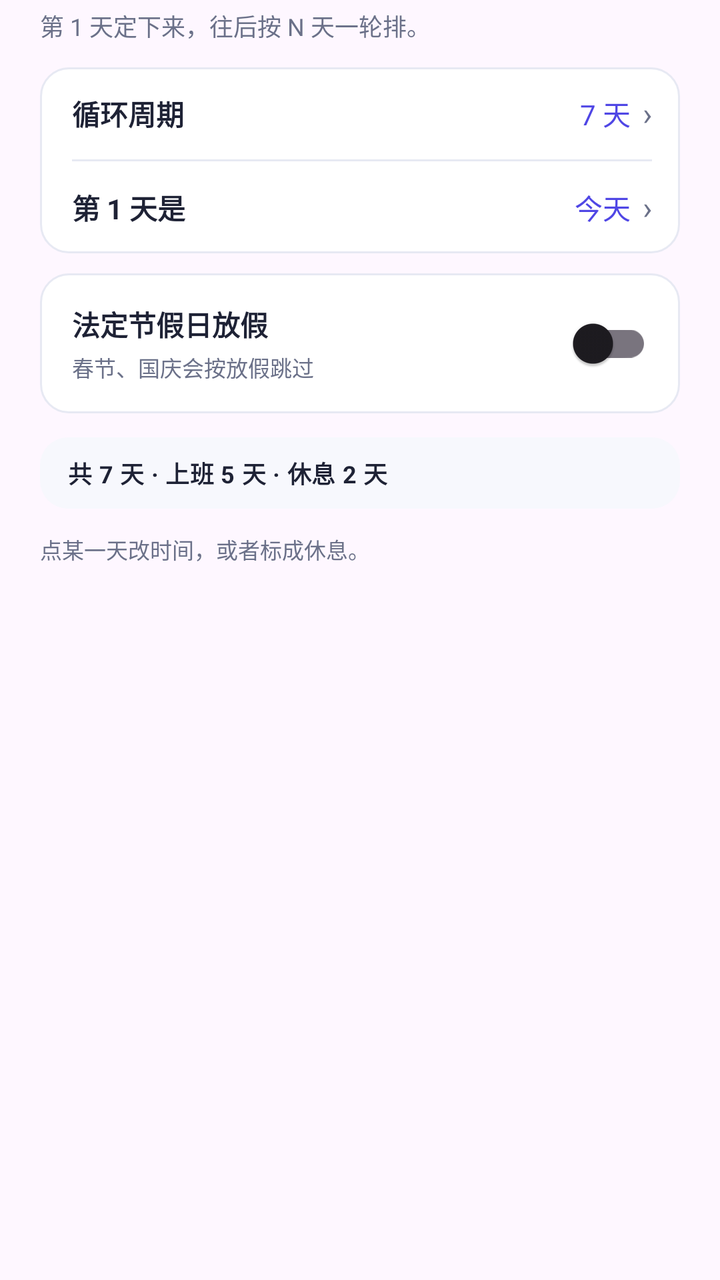
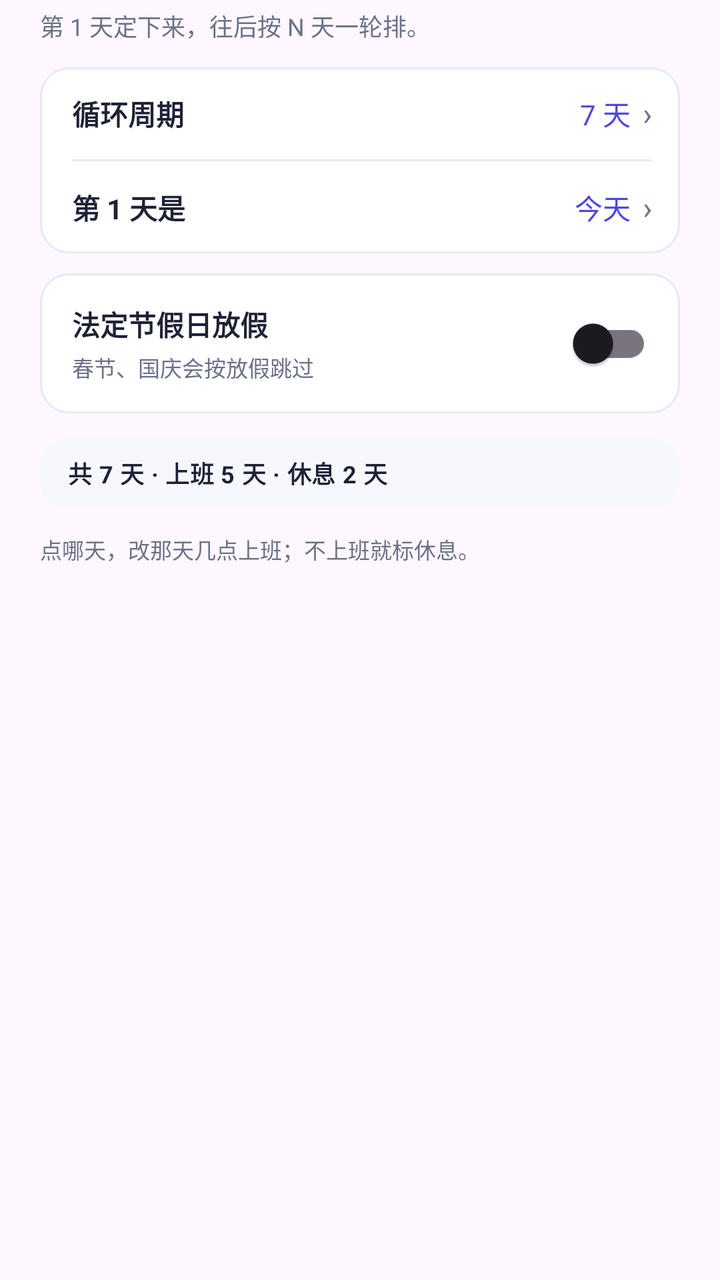

The first picture is an Android layout as it rendered before a commit; the second is the same layout after the commit. The layout source and the unified diff follow.
<!-- AndroidManifest.xml: application theme Theme.WeekdayAlarm -->
<!-- res/layout/dialog_schedule_sheet.xml -->
<?xml version="1.0" encoding="utf-8"?>
<LinearLayout xmlns:android="http://schemas.android.com/apk/res/android"
    android:layout_width="match_parent"
    android:layout_height="wrap_content"
    android:orientation="vertical"
    android:paddingStart="20dp"
    android:paddingTop="4dp"
    android:paddingEnd="20dp"
    android:paddingBottom="8dp">

    <TextView
        android:id="@+id/tv_sub"
        android:layout_width="match_parent"
        android:layout_height="wrap_content"
        android:lineSpacingMultiplier="1.35"
        android:text="第 1 天定下来，往后按 N 天一轮排。"
        android:textColor="@color/sub"
        android:textSize="12sp" />

    
    <LinearLayout
        android:id="@+id/box_params"
        android:layout_width="match_parent"
        android:layout_height="wrap_content"
        android:layout_marginTop="12dp"
        android:background="@drawable/bg_dialog_row"
        android:orientation="vertical">

        <LinearLayout
            android:id="@+id/row_len"
            android:layout_width="match_parent"
            android:layout_height="wrap_content"
            android:background="?android:attr/selectableItemBackground"
            android:clickable="true"
            android:focusable="true"
            android:gravity="center_vertical"
            android:minHeight="46dp"
            android:orientation="horizontal"
            android:paddingStart="16dp"
            android:paddingTop="11dp"
            android:paddingEnd="14dp"
            android:paddingBottom="11dp">

            <TextView
                android:layout_width="0dp"
                android:layout_height="wrap_content"
                android:layout_weight="1"
                android:text="循环周期"
                android:textColor="@color/ink"
                android:textSize="14sp"
                android:textStyle="bold" />

            <TextView
                android:id="@+id/tv_len"
                android:layout_width="wrap_content"
                android:layout_height="wrap_content"
                android:text="7 天"
                android:textColor="@color/indigo"
                android:textSize="14sp" />

            <TextView
                android:layout_width="wrap_content"
                android:layout_height="wrap_content"
                android:layout_marginStart="6dp"
                android:text="›"
                android:textColor="@color/sub"
                android:textSize="16sp" />
        </LinearLayout>

        <View
            android:layout_width="match_parent"
            android:layout_height="1dp"
            android:layout_marginStart="16dp"
            android:layout_marginEnd="14dp"
            android:background="@color/line" />

        <LinearLayout
            android:id="@+id/row_start"
            android:layout_width="match_parent"
            android:layout_height="wrap_content"
            android:background="?android:attr/selectableItemBackground"
            android:clickable="true"
            android:focusable="true"
            android:gravity="center_vertical"
            android:minHeight="46dp"
            android:orientation="horizontal"
            android:paddingStart="16dp"
            android:paddingTop="11dp"
            android:paddingEnd="14dp"
            android:paddingBottom="11dp">

            <TextView
                android:layout_width="0dp"
                android:layout_height="wrap_content"
                android:layout_weight="1"
                android:text="第 1 天是"
                android:textColor="@color/ink"
                android:textSize="14sp"
                android:textStyle="bold" />

            <TextView
                android:id="@+id/tv_start"
                android:layout_width="wrap_content"
                android:layout_height="wrap_content"
                android:text="今天"
                android:textColor="@color/indigo"
                android:textSize="14sp" />

            <TextView
                android:layout_width="wrap_content"
                android:layout_height="wrap_content"
                android:layout_marginStart="6dp"
                android:text="›"
                android:textColor="@color/sub"
                android:textSize="16sp" />
        </LinearLayout>
    </LinearLayout>

    
    <LinearLayout
        android:layout_width="match_parent"
        android:layout_height="wrap_content"
        android:layout_marginTop="10dp"
        android:background="@drawable/bg_dialog_row"
        android:gravity="center_vertical"
        android:orientation="horizontal"
        android:paddingStart="16dp"
        android:paddingTop="11dp"
        android:paddingEnd="14dp"
        android:paddingBottom="11dp">

        <LinearLayout
            android:layout_width="0dp"
            android:layout_height="wrap_content"
            android:layout_weight="1"
            android:orientation="vertical">

            <TextView
                android:layout_width="wrap_content"
                android:layout_height="wrap_content"
                android:text="法定节假日放假"
                android:textColor="@color/ink"
                android:textSize="14sp"
                android:textStyle="bold" />

            <TextView
                android:id="@+id/tv_holiday_hint"
                android:layout_width="wrap_content"
                android:layout_height="wrap_content"
                android:layout_marginTop="3dp"
                android:text="春节、国庆会按放假跳过"
                android:textColor="@color/sub"
                android:textSize="11sp" />
        </LinearLayout>

        
        <androidx.appcompat.widget.SwitchCompat
            android:id="@+id/sw_holiday"
            android:layout_width="wrap_content"
            android:layout_height="wrap_content" />
    </LinearLayout>

    
    <TextView
        android:id="@+id/tv_summary"
        android:layout_width="match_parent"
        android:layout_height="wrap_content"
        android:layout_marginTop="12dp"
        android:background="@drawable/bg_sheet_summary"
        android:letterSpacing="0.02"
        android:paddingStart="14dp"
        android:paddingTop="9dp"
        android:paddingEnd="14dp"
        android:paddingBottom="9dp"
        android:text="共 7 天 · 上班 5 天 · 休息 2 天"
        android:textColor="@color/ink"
        android:textSize="12sp"
        android:textStyle="bold" />

    
    <ScrollView
        android:id="@+id/scroll_days"
        android:layout_width="match_parent"
        android:layout_height="wrap_content"
        android:layout_marginTop="4dp"
        android:scrollbars="none">

        <LinearLayout
            android:id="@+id/list_days"
            android:layout_width="match_parent"
            android:layout_height="wrap_content"
            android:orientation="vertical" />
    </ScrollView>

    <TextView
        android:id="@+id/tv_hint"
        android:layout_width="match_parent"
        android:layout_height="wrap_content"
        android:layout_marginTop="8dp"
        android:text="点某一天改时间，或者标成休息。"
        android:textColor="@color/sub"
        android:textSize="11sp" />
</LinearLayout>
<!-- resources referenced by this layout -->
<resources>
  <color name="indigo">#4F46E5</color>
  <color name="ink">#1E2235</color>
  <color name="line">#E7E9F3</color>
  <color name="sub">#6B7189</color>
  <!-- drawable bg_dialog_row (drawable) -->
  <?xml version="1.0" encoding="utf-8"?>
  <shape xmlns:android="http://schemas.android.com/apk/res/android"
      android:shape="rectangle">
      <solid android:color="@color/card" />
      <stroke
          android:width="1dp"
          android:color="@color/line" />
      <corners android:radius="@dimen/radius_row" />
  </shape>
  <!-- drawable bg_sheet_summary (drawable) -->
  <?xml version="1.0" encoding="utf-8"?>
  <shape xmlns:android="http://schemas.android.com/apk/res/android"
      android:shape="rectangle">
      <solid android:color="@color/section_bg" />
      <corners android:radius="@dimen/radius_row" />
  </shape>
  <style name="Theme.WeekdayAlarm" parent="Theme.Material3.DayNight.NoActionBar">
          <item name="colorPrimary">@color/indigo</item>
          <item name="colorPrimaryVariant">@color/indigo_dark</item>
          <item name="colorOnPrimary">@color/white</item>
          <item name="android:statusBarColor">@color/bg</item>
          <item name="android:windowLightStatusBar">true</item>
      </style>
  <color name="card">#FFFFFF</color>
  <dimen name="radius_row">14dp</dimen>
  <color name="section_bg">#F7F8FD</color>
  <color name="indigo_dark">#4338CA</color>
  <color name="white">#FFFFFFFF</color>
  <color name="bg">#F4F5FB</color>
</resources>

<!-- the commit's change to res/layout/dialog_schedule_sheet.xml (unified diff, before → after) -->
@@ -197,7 +197,7 @@
         android:layout_width="match_parent"
         android:layout_height="wrap_content"
         android:layout_marginTop="8dp"
-        android:text="点某一天改时间，或者标成休息。"
+        android:text="点哪天，改那天几点上班；不上班就标休息。"
         android:textColor="@color/sub"
         android:textSize="11sp" />
 </LinearLayout>
